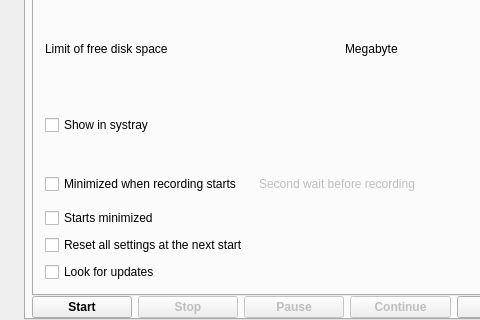
The window that src/formMainWindow.ui (vkohaupt/vokoscreenNG) describes before a commit, drawn with Qt 5; both pictures show x 0 to 480 and y 102 to 422 of the 710 by 422 pixel window.
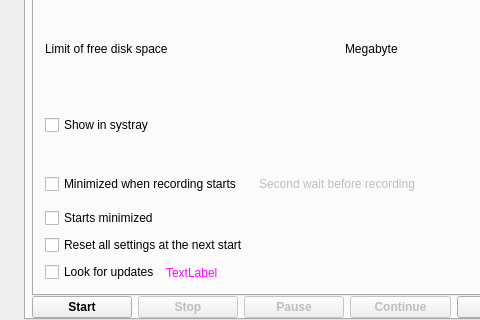
The same window after the commit. Icons and pictures are not drawn.

```diff
--- a/src/formMainWindow.ui
+++ b/src/formMainWindow.ui
@@ -1190,6 +1190,77 @@
                 </property>
                </widget>
               </item>
+              <item>
+               <widget class="QLabel" name="label_newUpate">
+                <property name="palette">
+                 <palette>
+                  <active>
+                   <colorrole role="WindowText">
+                    <brush brushstyle="SolidPattern">
+                     <color alpha="255">
+                      <red>255</red>
+                      <green>0</green>
+                      <blue>255</blue>
+                     </color>
+                    </brush>
+                   </colorrole>
+                   <colorrole role="PlaceholderText">
+                    <brush brushstyle="SolidPattern">
+                     <color alpha="128">
+                      <red>35</red>
+                      <green>38</green>
+                      <blue>39</blue>
+                     </color>
+                    </brush>
+                   </colorrole>
+                  </active>
+                  <inactive>
+                   <colorrole role="WindowText">
+                    <brush brushstyle="SolidPattern">
+                     <color alpha="255">
+                      <red>255</red>
+                      <green>0</green>
+                      <blue>255</blue>
+                     </color>
+                    </brush>
+                   </colorrole>
+                   <colorrole role="PlaceholderText">
+                    <brush brushstyle="SolidPattern">
+                     <color alpha="128">
+                      <red>35</red>
+                      <green>38</green>
+                      <blue>39</blue>
+                     </color>
+                    </brush>
+                   </colorrole>
+                  </inactive>
+                  <disabled>
+                   <colorrole role="WindowText">
+                    <brush brushstyle="SolidPattern">
+                     <color alpha="255">
+                      <red>119</red>
+                      <green>120</green>
+                      <blue>120</blue>
+                     </color>
+                    </brush>
+                   </colorrole>
+                   <colorrole role="PlaceholderText">
+                    <brush brushstyle="SolidPattern">
+                     <color alpha="128">
+                      <red>35</red>
+                      <green>38</green>
+                      <blue>39</blue>
+                     </color>
+                    </brush>
+                   </colorrole>
+                  </disabled>
+                 </palette>
+                </property>
+                <property name="text">
+                 <string>TextLabel</string>
+                </property>
+               </widget>
+              </item>
               <item>
                <spacer name="horizontalSpacer_3">
                 <property name="orientation">
```
